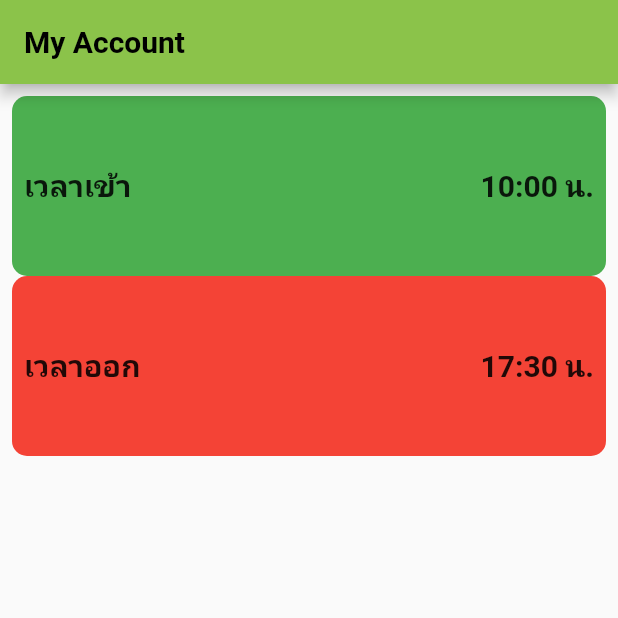
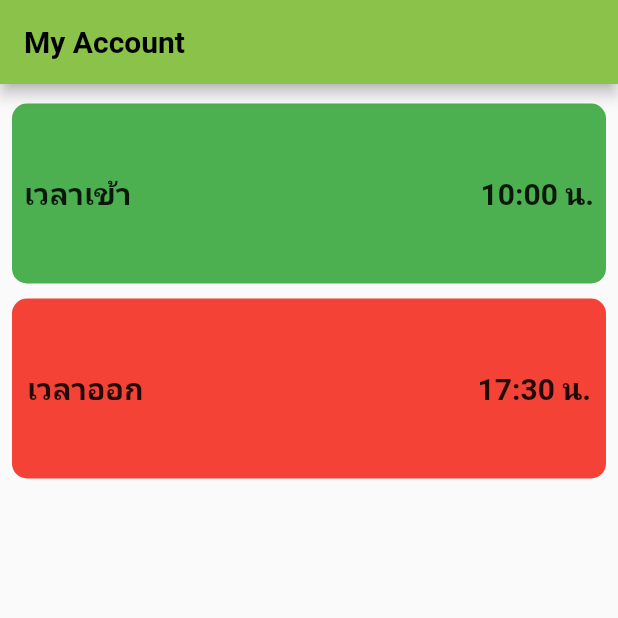
Before and after one commit to Kevinfame007/Learn-Flutter, a Flutter app: the screen it shows after launch, on a phone screen of 412 x 824 dp, the top half of it. Run offline on Flutter 3.47's test engine with Material 2 defaults, Android fonts, the phone set to English and light mode, and no system bars.

Commit message:
learn how to use Sized Box
learn how to use Sized Box

```diff
--- a/learn_flutter/lib/main.dart
+++ b/learn_flutter/lib/main.dart
@@ -61,6 +61,7 @@ class _MyHomePageState extends State<MyHomePage>
         padding: const EdgeInsets.all(8.0),
         child: Column(
           children: [
+            SizedBox(height: 5,),
             Container(
               padding: const EdgeInsets.all(8.0),
               decoration: BoxDecoration(
@@ -90,8 +91,9 @@ class _MyHomePageState extends State<MyHomePage>
                 ],
               ),
             ),
+            SizedBox(height: 10,),
             Container(
-              padding: const EdgeInsets.all(8.0),
+              padding: const EdgeInsets.all(10.0),
               decoration: BoxDecoration(
                   color: Colors.red,
                   borderRadius: BorderRadius.circular(10)),
```
